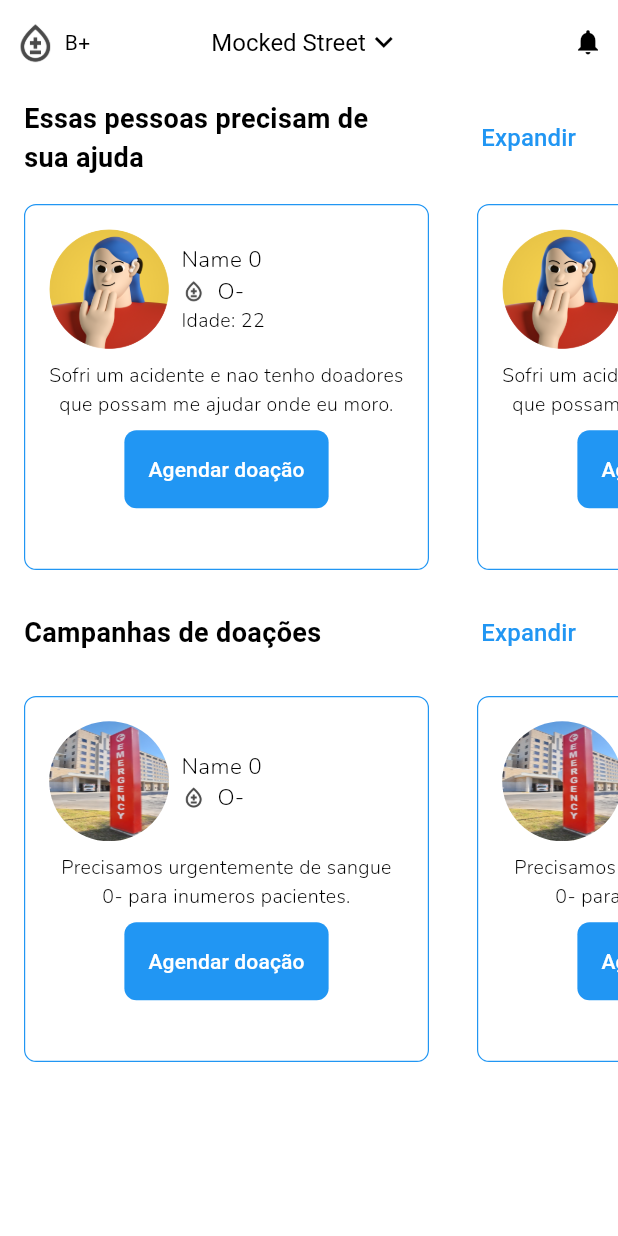
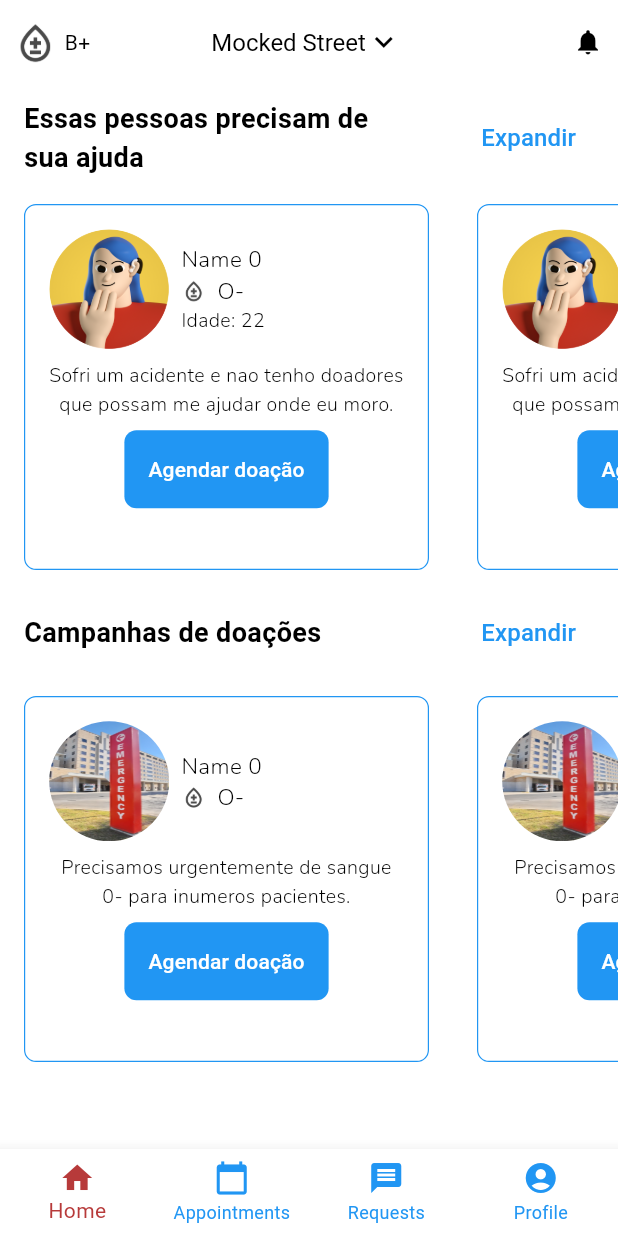
Before and after one commit to diasGustaavo/SanguineoFlutter, a Flutter app: the screen it shows after launch, on a phone screen of 412 x 824 dp. Run offline on Flutter 3.47's test engine with Material 2 defaults, Android fonts, the light colour scheme and no system bars; our stand-ins replace google_fonts.

Commit message:
add navigationbar

```diff
--- a/lib/components/reusableCellView.dart
+++ b/lib/components/reusableCellView.dart
@@ -1,5 +1,4 @@
 import 'package:flutter/material.dart';
-import 'package:flutter_svg/svg.dart';
 import 'package:google_fonts/google_fonts.dart';
 
 class ReusablePersonCellView extends StatelessWidget {
--- a/lib/main.dart
+++ b/lib/main.dart
@@ -1,5 +1,9 @@
 import 'package:flutter/material.dart';
-import 'feedView.dart';
+import 'package:sanguineo/myNavigationBar.dart';
+// import your other page classes here
+// import 'screens/page2.dart';
+// import 'screens/page3.dart';
+// import 'screens/page4.dart';
 
 void main() {
   runApp(const MyApp());
@@ -15,14 +19,13 @@ class MyApp extends StatelessWidget {
       debugShowCheckedModeBanner: false,
       title: 'Sanguineo',
       theme: ThemeData(
-        // Specify a new color scheme.
         colorScheme: const ColorScheme.light().copyWith(
           primary: const Color.fromARGB(255, 183, 58, 58),
           secondary: Colors.blue, // Set accent color here
         ),
         useMaterial3: true,
       ),
-      home: FeedView(),
+      home: MyNavigationBar(),
     );
   }
 }
--- /dev/null
+++ b/lib/myNavigationBar.dart
@@ -0,0 +1,61 @@
+import 'package:flutter/material.dart';
+import 'screens/FeedView.dart';
+import 'screens/AppointmentsView.dart'; // Import here
+import 'screens/RequestsView.dart'; // Import here
+import 'screens/ProfileView.dart'; // Import here
+
+class MyNavigationBar extends StatefulWidget {
+  @override
+  _MyNavigationBarState createState() => _MyNavigationBarState();
+}
+
+class _MyNavigationBarState extends State<MyNavigationBar> {
+  int _selectedIndex = 0;
+
+  static List<Widget> _widgetOptions = <Widget>[
+    FeedView(),
+    AppointmentsView(), // Use here
+    RequestsView(), // Use here
+    ProfileView(), // Use here
+  ];
+
+  void _onItemTapped(int index) {
+    setState(() {
+      _selectedIndex = index;
+    });
+  }
+
+  @override
+  Widget build(BuildContext context) {
+    return Scaffold(
+      body: Center(
+        child: _widgetOptions.elementAt(_selectedIndex),
+      ),
+      bottomNavigationBar: BottomNavigationBar(
+        type: BottomNavigationBarType.fixed, // Set this
+        items: const <BottomNavigationBarItem>[
+          BottomNavigationBarItem(
+            icon: Icon(Icons.home),
+            label: 'Home',
+          ),
+          BottomNavigationBarItem(
+            icon: Icon(Icons.calendar_today),
+            label: 'Appointments',
+          ),
+          BottomNavigationBarItem(
+            icon: Icon(Icons.message),
+            label: 'Requests',
+          ),
+          BottomNavigationBarItem(
+            icon: Icon(Icons.account_circle),
+            label: 'Profile',
+          ),
+        ],
+        currentIndex: _selectedIndex,
+        selectedItemColor: Theme.of(context).colorScheme.primary,
+        unselectedItemColor: Theme.of(context).colorScheme.secondary, // Set this
+        onTap: _onItemTapped,
+      ),
+    );
+  }
+}
--- /dev/null
+++ b/lib/screens/AppointmentsView.dart
@@ -0,0 +1,15 @@
+import 'package:flutter/material.dart';
+
+class AppointmentsView extends StatelessWidget {
+  @override
+  Widget build(BuildContext context) {
+    return Scaffold(
+      appBar: AppBar(
+        title: Text('Appointments'),
+      ),
+      body: Center(
+        child: Text('Appointments Screen', style: TextStyle(fontSize: 24)),
+      ),
+    );
+  }
+}
--- a/lib/feedView.dart
+++ b/lib/screens/FeedView.dart
@@ -1,5 +1,5 @@
 import 'package:flutter/material.dart';
-import 'package:sanguineo/components/reusableCellView.dart'; // replace with your actual path
+import 'package:sanguineo/components/reusableCellView.dart';
 
 class FeedView extends StatefulWidget {
   @override
@@ -60,7 +60,7 @@ class _FeedViewState extends State<FeedView> {
           ),
         ],
       ),
-      body: Column(
+      body: ListView(
         children: [
           Padding(
             padding: const EdgeInsets.symmetric(horizontal: 16, vertical: 10),
@@ -89,7 +89,7 @@ class _FeedViewState extends State<FeedView> {
               ],
             ),
           ),
-          SizedBox(
+          Container(
             height: 260,
             child: ListView.builder(
               scrollDirection: Axis.horizontal,
@@ -98,7 +98,7 @@ class _FeedViewState extends State<FeedView> {
                 return Padding(
                   padding: const EdgeInsets.fromLTRB(16, 8, 16, 8),
                   child: ReusablePersonCellView(
-                    image: "images/somegirl.png", // replace with your JPG asset
+                    image: "images/somegirl.png",
                     name: "Name $index",
                     bloodtype: "O-",
                     age: 22,
@@ -139,7 +139,7 @@ class _FeedViewState extends State<FeedView> {
               ],
             ),
           ),
-          SizedBox(
+          Container(
             height: 260,
             child: ListView.builder(
               scrollDirection: Axis.horizontal,
@@ -148,7 +148,7 @@ class _FeedViewState extends State<FeedView> {
                 return Padding(
                   padding: const EdgeInsets.fromLTRB(16, 8, 16, 8),
                   child: ReusablePersonCellView(
-                    image: "images/hospital.jpeg", // replace with your JPG asset
+                    image: "images/hospital.jpeg",
                     name: "Name $index",
                     bloodtype: "O-",
                     description:
--- /dev/null
+++ b/lib/screens/ProfileView.dart
@@ -0,0 +1,15 @@
+import 'package:flutter/material.dart';
+
+class ProfileView extends StatelessWidget {
+  @override
+  Widget build(BuildContext context) {
+    return Scaffold(
+      appBar: AppBar(
+        title: Text('Profile'),
+      ),
+      body: Center(
+        child: Text('Profile Screen', style: TextStyle(fontSize: 24)),
+      ),
+    );
+  }
+}
--- /dev/null
+++ b/lib/screens/RequestsView.dart
@@ -0,0 +1,15 @@
+import 'package:flutter/material.dart';
+
+class RequestsView extends StatelessWidget {
+  @override
+  Widget build(BuildContext context) {
+    return Scaffold(
+      appBar: AppBar(
+        title: Text('Requests'),
+      ),
+      body: Center(
+        child: Text('Requests Screen', style: TextStyle(fontSize: 24)),
+      ),
+    );
+  }
+}
```
